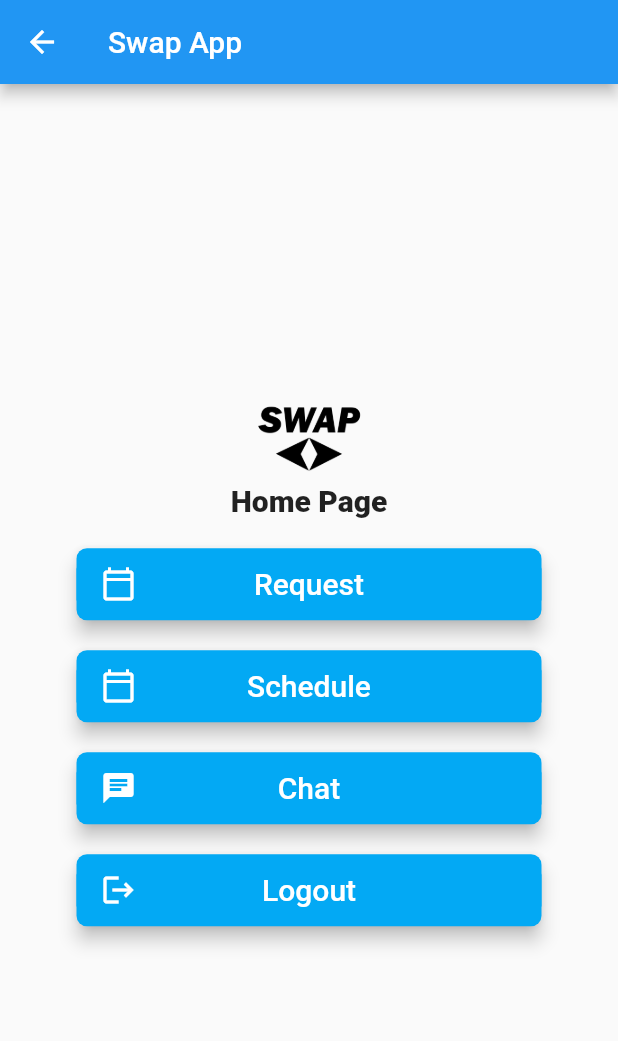
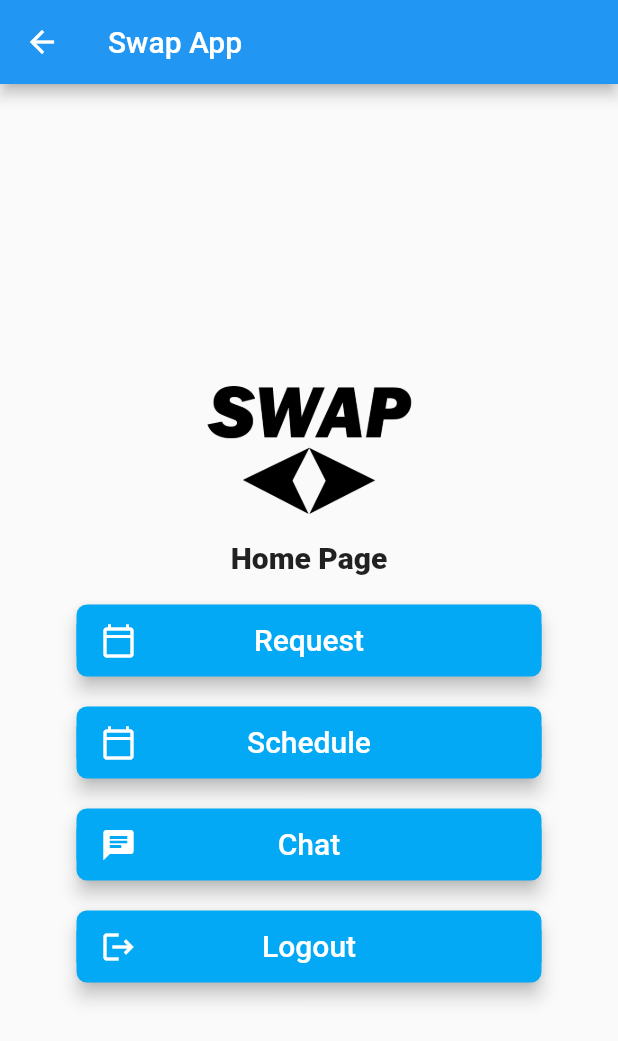
Before and after one commit to wskowro/SwapProject, a Flutter app: the MyHomePage screen opened directly with empty values, on a phone screen of 412 x 824 dp. Shown: the top 1041 px of the screen. Run offline on Flutter 3.47's test engine with Material 2 defaults, Android fonts, the phone set to English and light mode, and no system bars; our stand-ins replace cached_network_image, cloud_firestore, firebase_auth, firebase_core, firebase_messaging, flutter_local_notifications and 4 more; accounts and stored records are empty.

Commit message:
Added counter to request button to show requests available

```diff
--- a/lib/home.dart
+++ b/lib/home.dart
@@ -5,6 +5,7 @@ import 'schedule.dart';
 import 'main.dart';
 import 'chat.dart';
 import 'requestMailBox.dart';
+import 'package:cloud_firestore/cloud_firestore.dart';
 
 class MyHomePage extends StatefulWidget {
 
@@ -14,11 +15,30 @@ class MyHomePage extends StatefulWidget {
   @override
   _MyHomePageState createState() => _MyHomePageState(currentUserId: currentUserId);
 }
+
+
 class _MyHomePageState extends State<MyHomePage> {
   _MyHomePageState({Key key, @required this.currentUserId});
   final _auth = FirebaseAuth.instance;
   String currentUserId;
   bool showProgress = false;
+  int counter = 0;
+
+  Future <void> getRequestCount() async {
+    final QuerySnapshot qSnap = await FirebaseFirestore.instance.collection('request').doc('reqU' + currentUserId).collection('req' + currentUserId).get();
+    final int documents = qSnap.docs.length;
+    counter = documents;
+  }
+
+  @override
+  void initState() {
+    getRequestCount().then((appointments){
+      setState(() {
+
+      });
+    });
+    super.initState();
+  }
 
   @override
   Widget build(BuildContext context) {
@@ -29,11 +49,12 @@ class _MyHomePageState extends State<MyHomePage> {
       body: Center(
         child: ModalProgressHUD(
           inAsyncCall: showProgress,
+
           child: Column(
             mainAxisAlignment: MainAxisAlignment.center,
             children: <Widget>[
               SizedBox(
-                height: 75.0,
+                height: 150.0,
                 child: Image.asset(
                   "assets/images/logo.png",
                   fit: BoxFit.contain,
@@ -58,7 +79,9 @@ class _MyHomePageState extends State<MyHomePage> {
                     textColor: Colors.white,
                     height: 15.0,
                     color: Colors.lightBlue,
+
                     onPressed: () async {
+                      counter = 0;
                       setState(() {
                         //showProgress = true;
                       });
@@ -68,6 +91,29 @@ class _MyHomePageState extends State<MyHomePage> {
                     },
                     child: Stack(
                       children: <Widget>[
+                        counter != 0 ? new Positioned(
+                          right: 11,
+                          top: 3,
+                          child: new Container(
+                            padding: EdgeInsets.all(4),
+                            decoration: new BoxDecoration(
+                              color: Colors.red,
+                              borderRadius: BorderRadius.circular(6),
+                            ),
+                            constraints: BoxConstraints(
+                              minWidth: 14,
+                              minHeight: 14,
+                            ),
+                            child: Text(
+                              '$counter',
+                              style: TextStyle(
+                                color: Colors.white,
+                                fontSize: 10,
+                              ),
+                              textAlign: TextAlign.center,
+                            ),
+                          ),
+                        ) : new Container(),
                         Align(
                           alignment: Alignment.centerLeft,
                           child: Icon(Icons.calendar_today_outlined),
@@ -80,6 +126,7 @@ class _MyHomePageState extends State<MyHomePage> {
                             ),
                           ),
                         )
+
                       ],
                     ),
                   ),
@@ -121,10 +168,11 @@ class _MyHomePageState extends State<MyHomePage> {
                                 fontSize: 20.0,
                               ),
                             ),
-                          )
+                          ),
                         ],
                       ),
                     ),
+
                   ),
               ),
               SizedBox(
--- a/lib/managerReqMailbox.dart
+++ b/lib/managerReqMailbox.dart
@@ -199,7 +199,7 @@ class ManagerReqMailboxState extends State<ManagerReqMailbox> {
     return Scaffold(
       appBar: AppBar(
         title: Text(
-          'Available Users',
+          'Swap Requests',
           style: TextStyle(color: Colors.black, fontWeight: FontWeight.bold),
         ),
         centerTitle: true,
--- a/lib/requestMailBox.dart
+++ b/lib/requestMailBox.dart
@@ -199,7 +199,7 @@ class RequestMailBoxState extends State<RequestMailBox> {
     return Scaffold(
       appBar: AppBar(
         title: Text(
-          'Available Users',
+          'Swap Requests',
           style: TextStyle(color: Colors.black, fontWeight: FontWeight.bold),
         ),
         centerTitle: true,
```
Also changed, not shown: lib/managerHome.dart (+44 -1 lines).
